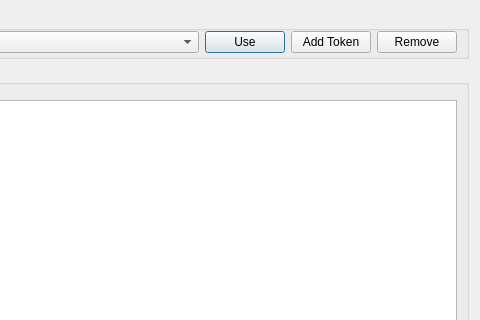
Before: the Qt Designer form XYZHubConnector/gui/ui/tab_dialog.ui in heremaps/xyz-qgis-plugin, drawn with Qt 5; both pictures show x 320 to 800 and y 0 to 320 of the 800 by 578 pixel window.
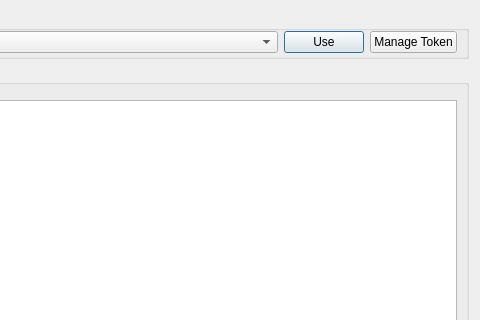
After: the same form once the commit is applied. Custom widgets are drawn as their Qt base class.

Commit message:
remove btn_clear_token in tab_dialog
+ change hidden btn_clear_token to btn_token in edit_space_dialog

Diff of the .ui file:
```diff
--- a/XYZHubConnector/gui/ui/tab_dialog.ui
+++ b/XYZHubConnector/gui/ui/tab_dialog.ui
@@ -113,7 +113,7 @@
          </sizepolicy>
         </property>
         <property name="text">
-         <string>Add Token</string>
+         <string>Manage Token</string>
         </property>
         <property name="default">
          <bool>false</bool>
@@ -123,25 +123,6 @@
         </property>
        </widget>
       </item>
-      <item>
-       <widget class="QPushButton" name="btn_clear_token">
-        <property name="enabled">
-         <bool>true</bool>
-        </property>
-        <property name="sizePolicy">
-         <sizepolicy hsizetype="Fixed" vsizetype="Fixed">
-          <horstretch>0</horstretch>
-          <verstretch>0</verstretch>
-         </sizepolicy>
-        </property>
-        <property name="accessibleDescription">
-         <string/>
-        </property>
-        <property name="text">
-         <string>Remove</string>
-        </property>
-       </widget>
-      </item>
      </layout>
     </widget>
    </item>
```
The commit also changes 2 other files.
